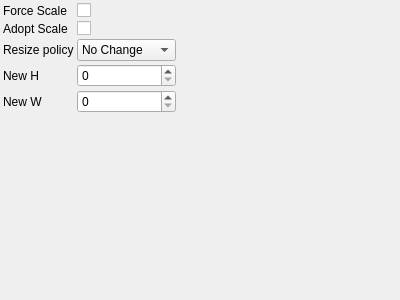
NickPenkrat/corecvs, file utils/corestructs/coreWidgets/distortionApplicationParametersControlWidget.ui: the form before one commit.
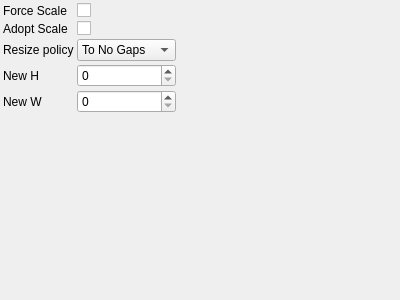
The form after the commit.

Commit message: Changed defaults to TO_NO_GAPS

What changed in the file:
```diff
--- a/utils/corestructs/coreWidgets/distortionApplicationParametersControlWidget.ui
+++ b/utils/corestructs/coreWidgets/distortionApplicationParametersControlWidget.ui
@@ -58,7 +58,7 @@
     <item row="2" column="1">
      <widget class="QComboBox" name="resizePolicyComboBox">
        <property name="currentIndex">
-         <number>0</number>
+         <number>3</number>
        </property>
        <item>
         <property name="text">
```
The commit also changes 2 other files.
